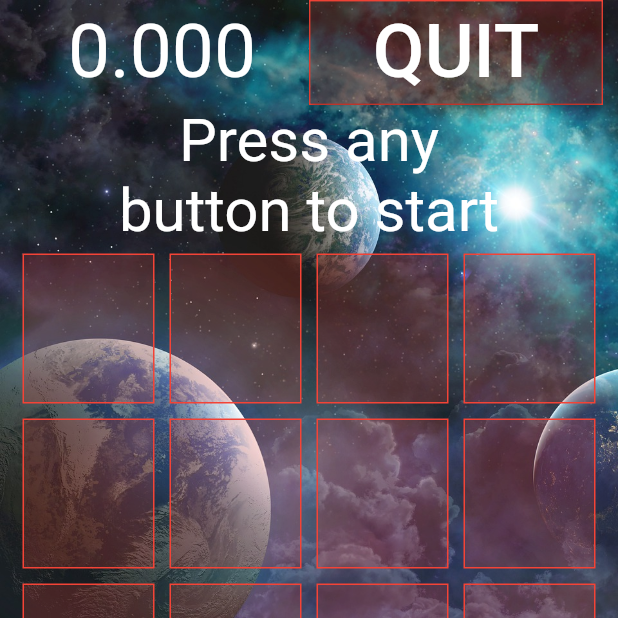
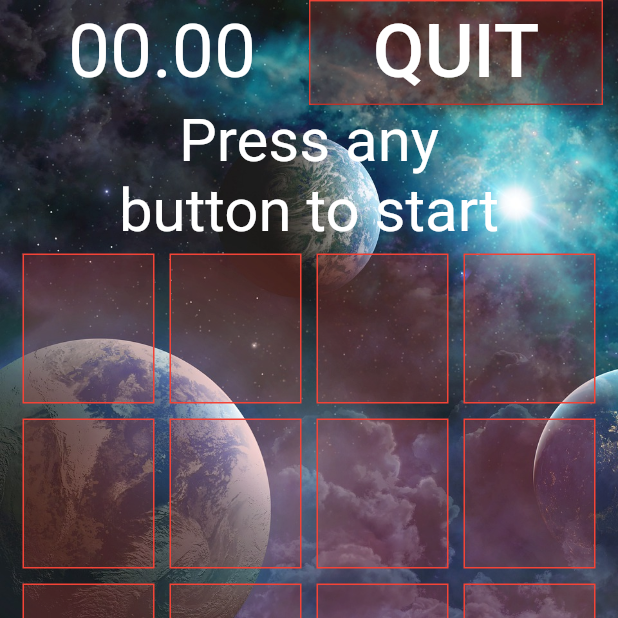
Before and after one commit to shunking-tech/renda_machine, a Flutter app: the Play screen opened directly with empty values, on a phone screen of 412 x 824 dp, the top half of it. Run offline on Flutter 3.47's test engine with Material 2 defaults, Android fonts, the phone set to English and light mode, and no system bars; our stand-ins replace shared_preferences, sqflite; accounts and stored records are empty.

Commit message:
タイマーの表示を修正

```diff
--- a/lib/pages/home.dart
+++ b/lib/pages/home.dart
@@ -11,7 +11,7 @@ class MyHomePage extends StatefulWidget {
 }
 
 class _MyHomePageState extends State<MyHomePage> with RouteAware {
-  var time = 00.00;   // play.dartに渡す用の変数
+  var time = 10.00;   // play.dartに渡す用の変数
   TextEditingController _ctrName = TextEditingController();    // 名前の入力フォームのコントローラー
 
   // どのメニューが選択されているか
--- a/lib/pages/play.dart
+++ b/lib/pages/play.dart
@@ -2,6 +2,7 @@ import 'dart:async';
 
 import 'package:flutter/cupertino.dart';
 import 'package:flutter/material.dart';
+import "package:intl/intl.dart";
 import 'package:renda_machine/util/shere_pref.dart';
 import 'package:renda_machine/util/spl.dart';
 
@@ -210,11 +211,12 @@ class _PlayState extends State<Play> {
   }
 
   Widget _blockTimer() {
+    var f = new NumberFormat("00.00");
+
     if (widget.time >= 0) {   // ENDRESS以外の時にタイマーを表示
       return Expanded(
         child: Text(
-          // タイマーの表示　ゼロ埋めがうまくいっていないけど、とりあえずよし
-          ((widget.time * 100).ceil() / 100).toString().padRight(5, "0").padRight(5, "0"),
+          f.format(widget.time),
           textAlign: TextAlign.center,
           style: TextStyle(
               fontSize: 50,
```
